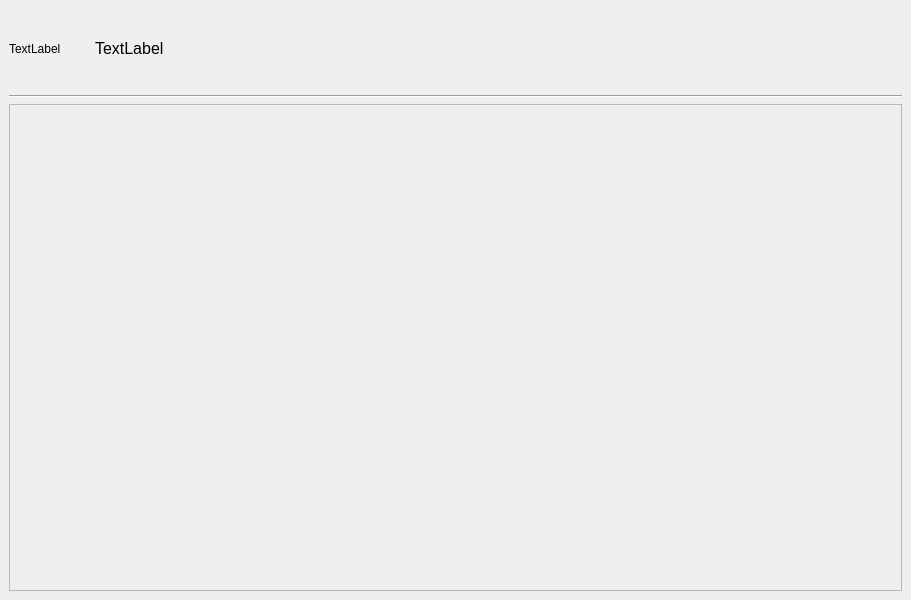
The window that ShopDetailWindow.ui (tsukishima1321/shopping) describes before a commit, drawn with Qt 5.
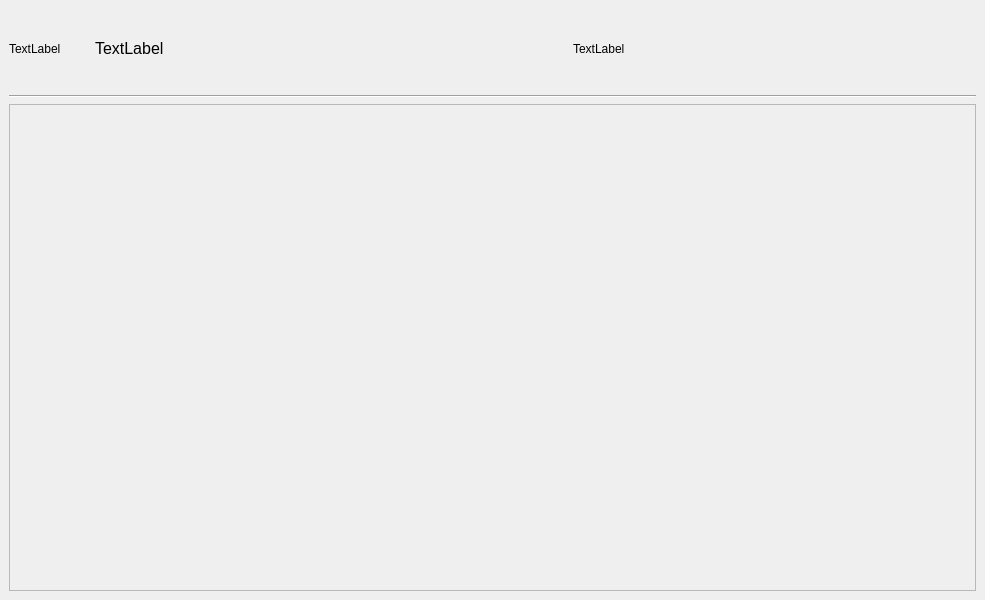
The same window after the commit.

Commit message: complete shop&goods edit&add window

The edit to the form file:
```diff
--- a/ShopDetailWindow.ui
+++ b/ShopDetailWindow.ui
@@ -6,7 +6,7 @@
    <rect>
     <x>0</x>
     <y>0</y>
-    <width>911</width>
+    <width>985</width>
     <height>600</height>
    </rect>
   </property>
@@ -68,6 +68,22 @@
         </property>
        </spacer>
       </item>
+      <item>
+       <widget class="QLabel" name="labelShopDes">
+        <property name="sizePolicy">
+         <sizepolicy hsizetype="Expanding" vsizetype="Preferred">
+          <horstretch>0</horstretch>
+          <verstretch>0</verstretch>
+         </sizepolicy>
+        </property>
+        <property name="text">
+         <string>TextLabel</string>
+        </property>
+        <property name="wordWrap">
+         <bool>true</bool>
+        </property>
+       </widget>
+      </item>
      </layout>
     </item>
     <item>
@@ -87,7 +103,7 @@
         <rect>
          <x>0</x>
          <y>0</y>
-         <width>891</width>
+         <width>965</width>
          <height>483</height>
         </rect>
        </property>
```
The commit also changes 14 other files.
